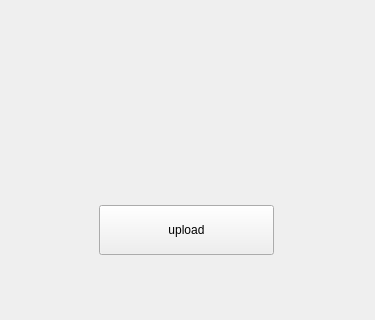
The window that ui/interface.ui (jootiee/phone_autosync) describes before a commit, drawn with Qt 5; both pictures show x 0 to 375 and y 84 to 404 of the 375 by 812 pixel window.
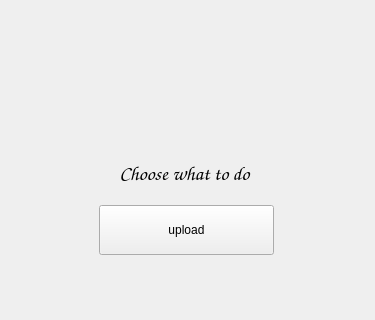
The same window after the commit.

```diff
--- a/ui/interface.ui
+++ b/ui/interface.ui
@@ -180,6 +180,28 @@
        <string>upload</string>
       </property>
      </widget>
+     <widget class="QLabel" name="label_2">
+      <property name="geometry">
+       <rect>
+        <x>80</x>
+        <y>220</y>
+        <width>211</width>
+        <height>51</height>
+       </rect>
+      </property>
+      <property name="font">
+       <font>
+        <family>Comic Sans MS</family>
+        <pointsize>15</pointsize>
+       </font>
+      </property>
+      <property name="text">
+       <string>Choose what to do</string>
+      </property>
+      <property name="alignment">
+       <set>Qt::AlignBottom|Qt::AlignHCenter</set>
+      </property>
+     </widget>
     </widget>
    </widget>
   </widget>
```
Left out of the diff: 5 changed lines with no effect on the pictures.
